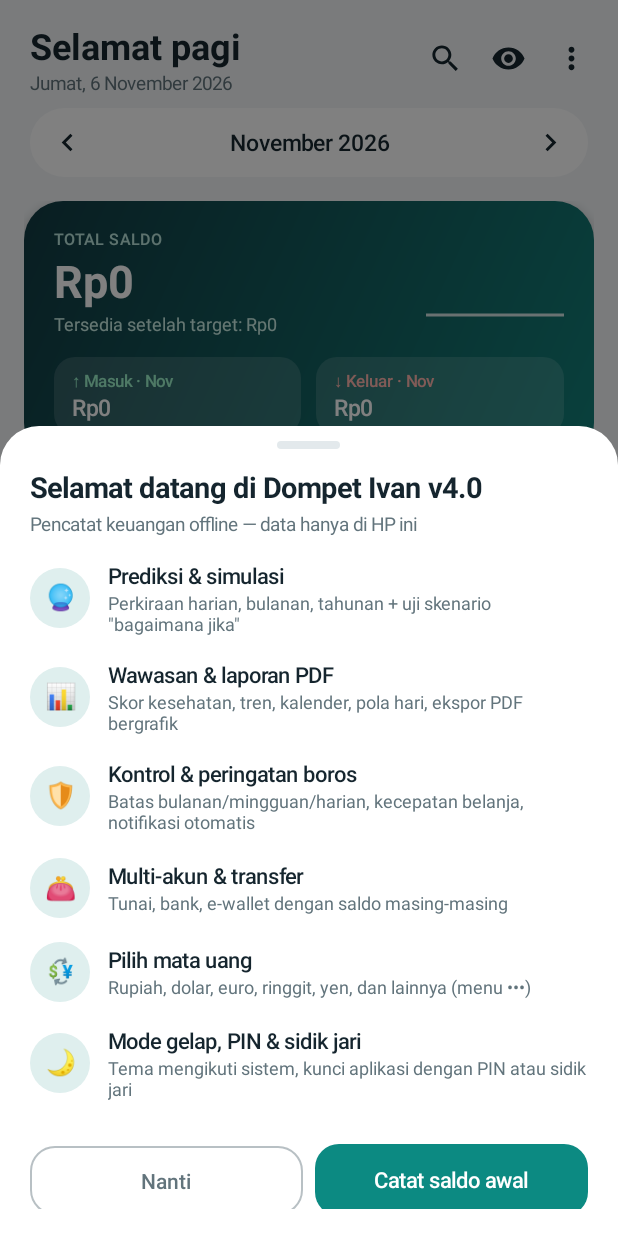
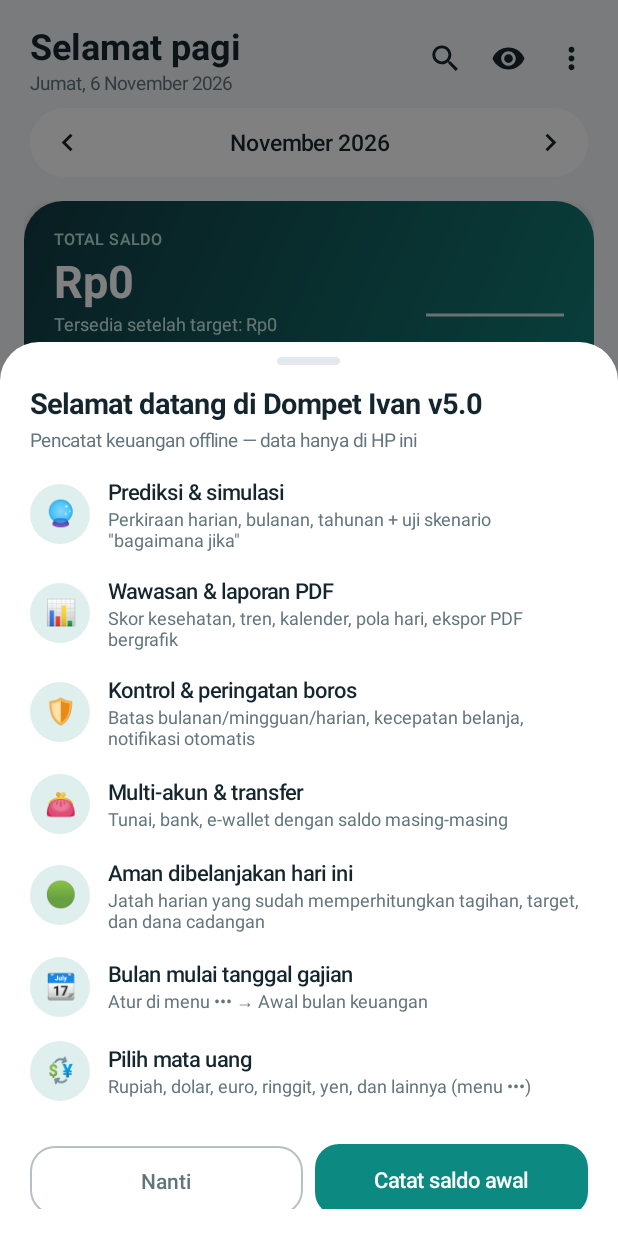
Before and after one commit to IvanLuga/Financial-Wallet-Project, an Android app: the screen it shows after launch (MainActivity), on a phone screen of 412 x 824 dp. Run offline under Robolectric (Android 15) with nearby library versions, the phone set to English and light mode, and no system bars.

Commit message:
Dompet Ivan v5.0: rilis (versi 5.0, kode 7), README, APK
- versionName 5.0 / versionCode 7, layar "yang baru", teks Tentang.
- Perbaikan render rapor sebagai gambar (bilah progres tidak kosong).
- README bahasa Inggris diperbarui untuk 5.0 (fitur, batasan, pengujian).
- APK bertanda tangan sama: releases/Dompet_Ivan_v5.0.apk.

Co-Authored-By: Claude Opus 5.5 <noreply@anthropic.com>
Claude-Session: https://claude.ai/code/session_015tx5RsLC1XD3y1Gm4yqWey

```diff
--- a/Dompet_Ivan_Project/app/src/main/AndroidManifest.xml
+++ b/Dompet_Ivan_Project/app/src/main/AndroidManifest.xml
@@ -1,8 +1,8 @@
 <?xml version="1.0" encoding="utf-8"?>
 <manifest xmlns:android="http://schemas.android.com/apk/res/android"
     package="id.ivan.dompet"
-    android:versionCode="6"
-    android:versionName="4.0">
+    android:versionCode="7"
+    android:versionName="5.0">
   <uses-sdk android:minSdkVersion="23" android:targetSdkVersion="34"/>
   <uses-permission android:name="android.permission.POST_NOTIFICATIONS"/>
   <uses-permission android:name="android.permission.RECEIVE_BOOT_COMPLETED"/>
--- a/Dompet_Ivan_Project/app/src/main/java/id/ivan/dompet/MainActivity.java
+++ b/Dompet_Ivan_Project/app/src/main/java/id/ivan/dompet/MainActivity.java
@@ -35,8 +35,8 @@ import java.util.Calendar;
 
 /** Kerangka aplikasi: header, navigasi bawah, tema, kunci PIN, menu pengaturan, dan ekspor/impor berkas. */
 public class MainActivity extends Activity {
-  static final String APP_NAME = "Dompet Ivan v4.0", VERSION = "4.0";
-  static final int VERSION_CODE = 6;
+  static final String APP_NAME = "Dompet Ivan v5.0", VERSION = "5.0";
+  static final int VERSION_CODE = 7;
   static final int REQ_CSV = 1, REQ_PDF = 2, REQ_BACKUP = 3, REQ_RESTORE = 4, REQ_IMPORT = 5, REQ_TREE = 6, REQ_PNG = 7, REQ_NOTIF = 45;
   static final int TAB_HOME = 0, TAB_INSIGHT = 1, TAB_CONTROL = 2, TAB_PLAN = 3, TAB_PROJECT = 4;
   /** Urutan tampilan di navigasi bawah (nilai tab tetap demi kompatibilitas notifikasi lama). Tombol + di antara posisi 1 dan 2. */
@@ -142,10 +142,10 @@ public class MainActivity extends Activity {
       new Thread(new Runnable() { public void run() { AutoBackup.runIfDue(app, db); } }).start();
     }
     if (prefs.getBoolean("welcome_fresh", false)) {
-      prefs.edit().putBoolean("welcome_fresh", false).putBoolean("seen_v40", true).apply();
+      prefs.edit().putBoolean("welcome_fresh", false).putBoolean("seen_v50", true).putBoolean("seen_v40", true).apply();
       handler.postDelayed(new Runnable() { public void run() { forms.welcome(true); } }, 450);
-    } else if (!prefs.getBoolean("seen_v40", false)) {
-      prefs.edit().putBoolean("seen_v40", true).putBoolean("seen_v35", true).putBoolean("seen_v3", true).apply();
+    } else if (!prefs.getBoolean("seen_v50", false)) {
+      prefs.edit().putBoolean("seen_v50", true).putBoolean("seen_v40", true).putBoolean("seen_v35", true).putBoolean("seen_v3", true).apply();
       handler.postDelayed(new Runnable() { public void run() { forms.welcome(db.txCount() == 0); } }, 450);
     }
   }
--- a/Dompet_Ivan_Project/app/src/main/java/id/ivan/dompet/Wrapped.java
+++ b/Dompet_Ivan_Project/app/src/main/java/id/ivan/dompet/Wrapped.java
@@ -130,7 +130,8 @@ final class Wrapped {
         double share = (double) e.getValue() / w.expense;
         l.addView(ui.label(hideAmounts ? Fmt.pct(share) : a.money(e.getValue()) + " · " + Fmt.pct(share), 12.5f, ui.muted));
         box.addView(l);
-        ui.bar(box, share, ui.palette[i++ % ui.palette.length], 7);
+        Ui.Bar bar = ui.bar(box, share, ui.palette[i++ % ui.palette.length], 7);
+        if (forImage) bar.shown = bar.value; // gambar digambar sekali: lewati animasi isi bilah
       }
     }
     // Fakta
```
Also changed, not shown: Dompet_Ivan_Project/app/src/main/java/id/ivan/dompet/Forms.java (+11 -8 lines), 4 other files.
